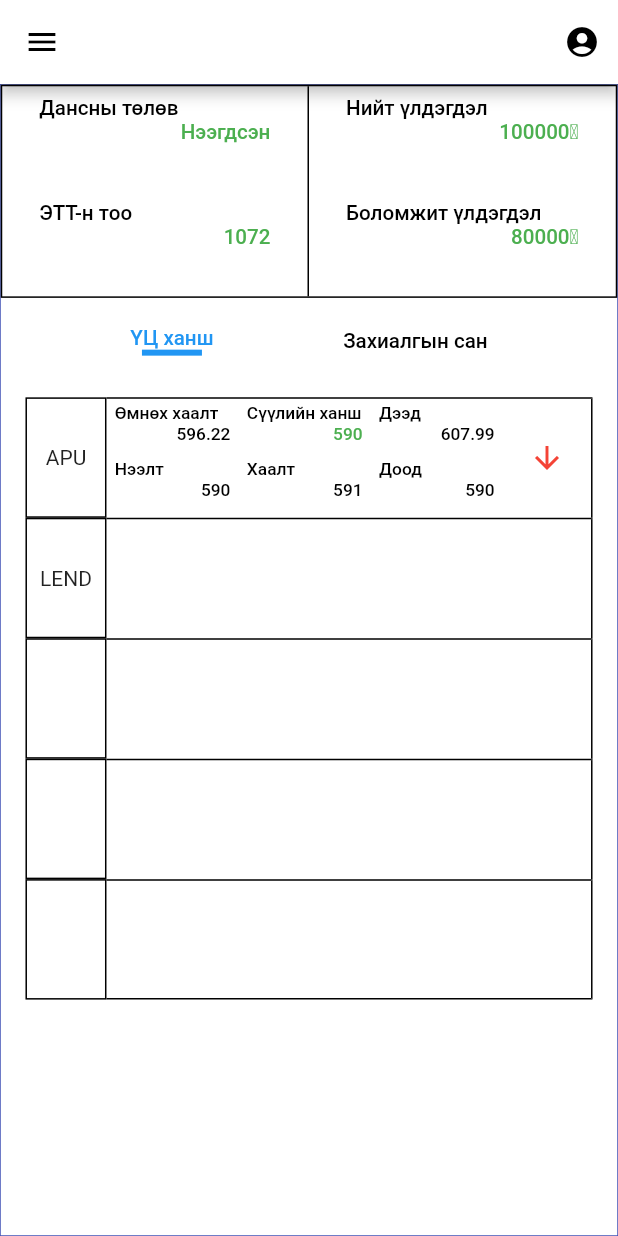
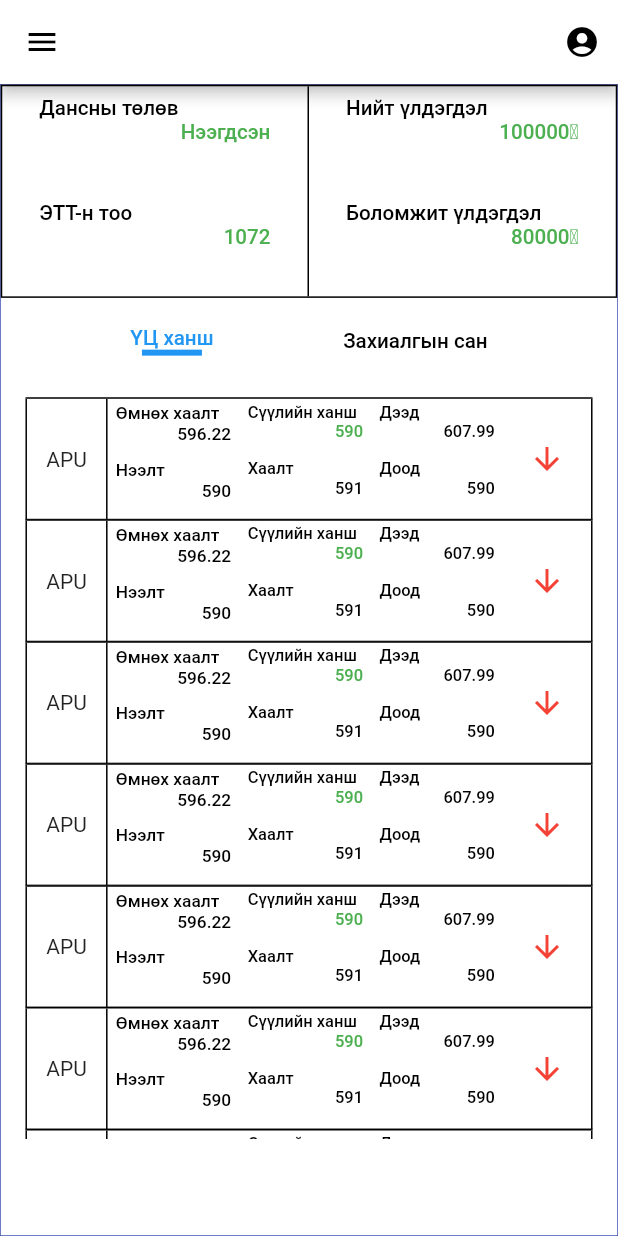
Before and after one commit to oganaa/UI_Screen_g_s, a Flutter app: the Home screen opened directly, on a phone screen of 412 x 824 dp. Run offline on Flutter 3.47's test engine with Material 2 defaults, Android fonts, the phone set to English and light mode, and no system bars; our stand-ins replace flutter_screenutil, google_fonts.

Commit message:
fourth screen change

```diff
--- a/lib/main.dart
+++ b/lib/main.dart
@@ -1,4 +1,5 @@
 import 'package:flutter/material.dart';
+import 'package:good_sec_test/screens/fourth.dart';
 import 'package:good_sec_test/screens/order_fund_screen.dart';
 import 'package:good_sec_test/screens/stock_price_screen.dart';
 import 'package:good_sec_test/screens/take_stock_screen.dart';
@@ -17,7 +18,7 @@ class MyApp extends StatelessWidget {
       theme: ThemeData(
         primarySwatch: Colors.blue,
       ),
-      home:TakeStockScreen()
+      home:Home()
     );
   }
 }
--- a/lib/screens/fourth.dart
+++ b/lib/screens/fourth.dart
@@ -2,8 +2,8 @@ import 'package:flutter/material.dart';
 import 'package:flutter_screenutil/screenutil.dart';
 
 class Home extends StatelessWidget {
-  const Home({Key key}) : super(key: key);
-
+   Home({Key key}) : super(key: key);
+  int tableCol = 15;
   @override
   Widget build(BuildContext context) {
     ScreenUtil.init(context, width: 750, height: 1334, allowFontScaling: false);
@@ -133,208 +133,27 @@ class Home extends StatelessWidget {
               height: ScreenUtil().setHeight(30),
             ),
             Container(
+              decoration: BoxDecoration(
+                border: Border(
+                  // top: BorderSide(width: 1, color: Colors.black),
+                  // right: BorderSide(width: 1, color: Colors.black),
+                  // left: BorderSide(width: 1, color: Colors.black),
+                  // bottom: BorderSide(width: 1, color: Colors.black),
+                ),
+              ),
               margin: EdgeInsets.symmetric(
                   vertical: ScreenUtil().setHeight(15),
                   horizontal: ScreenUtil().setWidth(30)),
-              child: Column(
-                children: [
-                  Row(
-                    children: [
-                      Expanded(flex: 1, child: table("APU")),
-                      Expanded(
-                        flex: 6,
-                        child: Container(
-                          height: ScreenUtil().setHeight(130),
-                          decoration: BoxDecoration(
-                            border: Border(
-                              top: BorderSide(width: 1, color: Colors.black),
-                              right: BorderSide(width: 1, color: Colors.black),
-                            ),
-                          ),
-                          child: Row(
-                            children: [
-                              Expanded(
-                                flex: 3,
-                                child: Column(
-                                  children: [
-                                    Expanded(
-                                        flex: 1,
-                                        child: textTitle(
-                                            "Өмнөх хаалт",
-                                            "596.22",
-                                            Colors.black,
-                                            Colors.black,
-                                            21,
-                                            4,
-                                            10,
-                                            10,
-                                            0)),
-                                    Expanded(
-                                        flex: 1,
-                                        child: textTitle(
-                                            "Нээлт",
-                                            "590",
-                                            Colors.black,
-                                            Colors.black,
-                                            21,
-                                            0,
-                                            10,
-                                            10,
-                                            4)),
-                                  ],
-                                ),
-                              ),
-                              Expanded(
-                                flex: 3,
-                                child: Column(
-                                  children: [
-                                    Expanded(
-                                        flex: 1,
-                                        child: textTitle(
-                                            "Сүүлийн ханш",
-                                            "590",
-                                            Colors.black,
-                                            Colors.green,
-                                            21,
-                                            4,
-                                            10,
-                                            10,
-                                            0)),
-                                    Expanded(
-                                        flex: 1,
-                                        child: textTitle(
-                                            "Хаалт",
-                                            "591",
-                                            Colors.black,
-                                            Colors.black,
-                                            21,
-                                            0,
-                                            10,
-                                            10,
-                                            4)),
-                                  ],
-                                ),
-                              ),
-                              Expanded(
-                                flex: 3,
-                                child: Column(
-                                  children: [
-                                    Expanded(
-                                        flex: 1,
-                                        child: textTitle(
-                                            "Дээд",
-                                            "607.99",
-                                            Colors.black,
-                                            Colors.black,
-                                            21,
-                                            4,
-                                            10,
-                                            10,
-                                            0)),
-                                    Expanded(
-                                        flex: 1,
-                                        child: textTitle(
-                                            "Доод",
-                                            "590",
-                                            Colors.black,
-                                            Colors.black,
-                                            21,
-                                            0,
-                                            10,
-                                            10,
-                                            4)),
-                                  ],
-                                ),
-                              ),
-                              Expanded(
-                                flex: 2,
-                                child: Container(
-                                  child: IconButton(
-                                    icon: Icon(
-                                      Icons.arrow_downward,
-                                      color: Colors.red,
-                                    ),
-                                    onPressed: () {},
-                                  ),
-                                ),
-                              ),
-                            ],
-                          ),
-                        ),
-                      ),
-                    ],
-                  ),
-                  Row(
-                    children: [
-                      Expanded(flex: 1, child: table("LEND")),
-                      Expanded(
-                        flex: 6,
-                        child: Container(
-                          height: ScreenUtil().setHeight(130),
-                          decoration: BoxDecoration(
-                            border: Border(
-                              top: BorderSide(width: 1, color: Colors.black),
-                              right: BorderSide(width: 1, color: Colors.black),
-                            ),
-                          ),
-                        ),
-                      ),
-                    ],
-                  ),
-                  Row(
-                    children: [
-                      Expanded(flex: 1, child: table("")),
-                      Expanded(
-                        flex: 6,
-                        child: Container(
-                          height: ScreenUtil().setHeight(130),
-                          decoration: BoxDecoration(
-                            border: Border(
-                              top: BorderSide(width: 1, color: Colors.black),
-                              right: BorderSide(width: 1, color: Colors.black),
-                            ),
-                          ),
-                        ),
-                      ),
-                    ],
-                  ),
-                  Row(
-                    children: [
-                      Expanded(flex: 1, child: table("")),
-                      Expanded(
-                        flex: 6,
-                        child: Container(
-                          height: ScreenUtil().setHeight(130),
-                          decoration: BoxDecoration(
-                            border: Border(
-                              top: BorderSide(width: 1, color: Colors.black),
-                              right: BorderSide(width: 1, color: Colors.black),
-                            ),
-                          ),
-                        ),
-                      ),
-                    ],
-                  ),
-                  Row(
-                    children: [
-                      Expanded(flex: 1, child: table("")),
-                      Expanded(
-                        flex: 6,
-                        child: Container(
-                          height: ScreenUtil().setHeight(130),
-                          decoration: BoxDecoration(
-                            border: Border(
-                              top: BorderSide(width: 1, color: Colors.black),
-                              right: BorderSide(width: 1, color: Colors.black),
-                              bottom: BorderSide(width: 1, color: Colors.black),
-                            ),
-                          ),
-                        ),
-                      ),
-                    ],
-                  )
-                ],
-              ),
+              child:
+
+              Container(
+                height: ScreenUtil().setHeight(800),
+                child: ListView.builder(
+                    itemCount: tableCol,
+                    itemBuilder: (_,int index){
+                  return buildColumn(index);
+                }),
+              )
             )
           ],
         ),
@@ -348,10 +167,10 @@ class Home extends StatelessWidget {
       alignment: Alignment.center,
       decoration: BoxDecoration(
         border: Border(
-          top: BorderSide(width: 1, color: Colors.black),
+          // top: BorderSide(width: 1, color: Colors.black),
           right: BorderSide(width: 1, color: Colors.black),
-          left: BorderSide(width: 1, color: Colors.black),
-          bottom: BorderSide(width: 1, color: Colors.black),
+          // left: BorderSide(width: 1, color: Colors.black),
+          // bottom: BorderSide(width: 1, color: Colors.black),
         ),
       ),
       child: Text("${text}"),
@@ -419,4 +238,143 @@ class Home extends StatelessWidget {
       ),
     );
   }
+  Widget buildColumn(int index){
+    return Container(
+      decoration: BoxDecoration(
+        border: Border(
+          top: BorderSide(width: 1, color: Colors.black),
+          right: BorderSide(width: 1, color: Colors.black),
+          left: BorderSide(width: 1, color: Colors.black),
+          bottom: index==tableCol-1?BorderSide(width: 0.5, color: Colors.black):BorderSide(width: 0, ),
+        ),
+      ),
+      child: Row(
+        children: [
+          Expanded(flex: 1, child: table("APU")),
+          Expanded(
+            flex: 6,
+            child: Container(
+              height: ScreenUtil().setHeight(130),
+              decoration: BoxDecoration(
+                border: Border(
+                  // top: BorderSide(width: 1, color: Colors.black),
+                  // right: BorderSide(width: 1, color: Colors.black),
+                ),
+              ),
+              child: Row(
+                children: [
+                  Expanded(
+                    flex: 3,
+                    child: Column(
+
+                      children: [
+                        Expanded(
+                            flex: 1,
+                            child: textTitle(
+                                "Өмнөх хаалт",
+                                "596.22",
+                                Colors.black,
+                                Colors.black,
+                                21,
+                                4,
+                                10,
+                                10,
+                                0)),
+                        Expanded(
+                            flex: 1,
+                            child: textTitle(
+                                "Нээлт",
+                                "590",
+                                Colors.black,
+                                Colors.black,
+                                21,
+                                0,
+                                10,
+                                10,
+                                4)),
+                      ],
+                    ),
+                  ),
+                  Expanded(
+                    flex: 3,
+                    child: Column(
+                      children: [
+                        Expanded(
+                            flex: 1,
+                            child: textTitle(
+                                "Сүүлийн ханш",
+                                "590",
+                                Colors.black,
+                                Colors.green,
+                                20,
+                                4,
+                                10,
+                                10,
+                                0)),
+                        Expanded(
+                            flex: 1,
+                            child: textTitle(
+                                "Хаалт",
+                                "591",
+                                Colors.black,
+                                Colors.black,
+                                20,
+                                0,
+                                10,
+                                10,
+                                4)),
+                      ],
+                    ),
+                  ),
+                  Expanded(
+                    flex: 3,
+                    child: Column(
+                      children: [
+                        Expanded(
+                            flex: 1,
+                            child: textTitle(
+                                "Дээд",
+                                "607.99",
+                                Colors.black,
+                                Colors.black,
+                                20,
+                                4,
+                                10,
+                                10,
+                                0)),
+                        Expanded(
+                            flex: 1,
+                            child: textTitle(
+                                "Доод",
+                                "590",
+                                Colors.black,
+                                Colors.black,
+                                20,
+                                0,
+                                10,
+                                10,
+                                4)),
+                      ],
+                    ),
+                  ),
+                  Expanded(
+                    flex: 2,
+                    child: Container(
+                      child: IconButton(
+                        icon: Icon(
+                          Icons.arrow_downward,
+                          color: Colors.red,
+                        ),
+                        onPressed: () {},
+                      ),
+                    ),
+                  ),
+                ],
+              ),
+            ),
+          ),
+        ],
+      ),
+    );
+  }
 }
```
